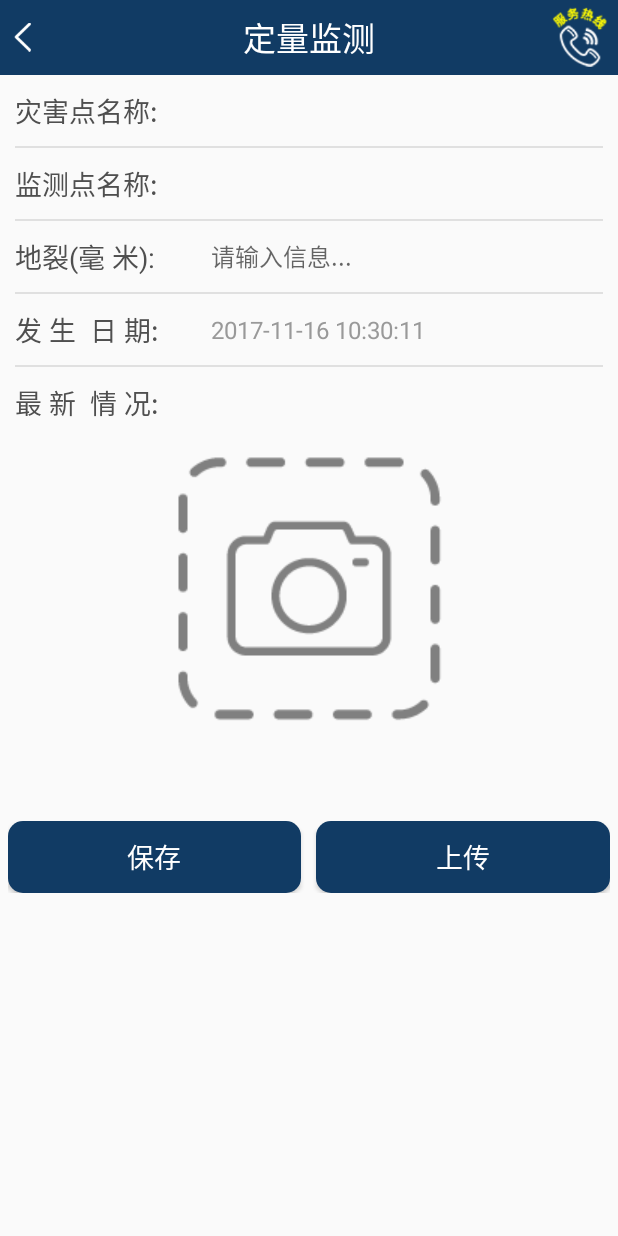
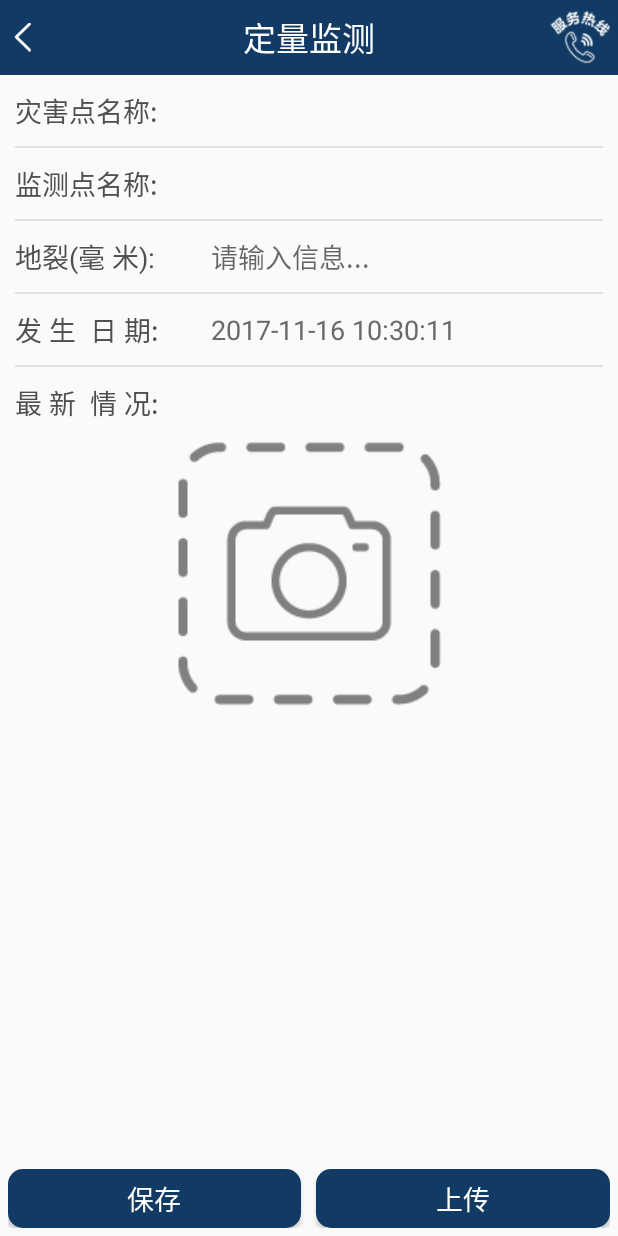
Before and after one commit to xingyufeifan/GSGDSecond, an Android app: the MonitorActivity screen opened directly, with no data from a screen before it, on a phone screen of 412 x 824 dp. Run offline under Robolectric (Android 15) with nearby library versions, the phone set to English and light mode, and no system bars; our stand-ins replace ButterKnife; libraries missing offline, so code that uses them is left out: com.github.chrisbanes.photoview, com.zhy.http, org.greenrobot.greendao; 6 statements that could not run were skipped.

Commit message:
修改界面2

```diff
--- a/app/src/main/res/layout/activity_monitor.xml
+++ b/app/src/main/res/layout/activity_monitor.xml
@@ -1,5 +1,5 @@
 <?xml version="1.0" encoding="utf-8"?>
-<LinearLayout xmlns:android="http://schemas.android.com/apk/res/android"
+<RelativeLayout xmlns:android="http://schemas.android.com/apk/res/android"
     xmlns:app="http://schemas.android.com/apk/res-auto"
     xmlns:tools="http://schemas.android.com/tools"
     android:layout_width="match_parent"
@@ -8,9 +8,11 @@
     tools:context="com.nandi.gsgdsecond.activity.MonitorActivity">
 
     <RelativeLayout
+        android:id="@+id/monitor_title"
         android:layout_width="match_parent"
         android:layout_height="50dp"
-        android:background="@color/title_bg">
+        android:background="@color/title_bg"
+        android:layout_alignParentTop="true">
 
         <ImageView
             android:id="@+id/iv_back"
@@ -35,13 +37,15 @@
             android:layout_alignParentRight="true"
             android:layout_centerVertical="true"
             android:layout_marginRight="5dp"
-            android:src="@drawable/telephone" />
+            android:src="@drawable/telephone1" />
     </RelativeLayout>
 
 
     <LinearLayout
+        android:id="@+id/ll_disaster_name"
         android:layout_width="match_parent"
         android:layout_height="wrap_content"
+        android:layout_below="@id/monitor_title"
         android:padding="10dp" >
 
         <TextView
@@ -59,19 +63,23 @@
             android:layout_gravity="center_vertical"
             android:layout_weight="4"
             android:textColor="@color/button_color_dark"
-            android:textSize="16sp" />
+            android:textSize="18sp" />
     </LinearLayout>
 
     <TextView
+        android:id="@+id/tv1"
         android:layout_width="match_parent"
         android:layout_height="1dp"
         android:layout_marginLeft="10dp"
         android:layout_marginRight="10dp"
+        android:layout_below="@id/ll_disaster_name"
         android:background="@color/button_disabled_focused_border" />
 
     <LinearLayout
+        android:id="@+id/ll_monitor_name"
         android:layout_width="match_parent"
         android:layout_height="wrap_content"
+        android:layout_below="@id/tv1"
         android:padding="10dp">
 
         <TextView
@@ -89,14 +97,16 @@
             android:layout_gravity="center_vertical"
             android:layout_weight="4"
             android:textColor="@color/button_color_dark"
-            android:textSize="16sp" />
+            android:textSize="18sp" />
     </LinearLayout>
 
     <TextView
+        android:id="@+id/tv2"
         android:layout_width="match_parent"
         android:layout_height="1dp"
         android:layout_marginLeft="10dp"
         android:layout_marginRight="10dp"
+        android:layout_below="@id/ll_monitor_name"
         android:background="@color/button_disabled_focused_border" />
 
     <LinearLayout
@@ -104,12 +114,16 @@
         android:id="@+id/ll_yuliang"
         android:layout_width="match_parent"
         android:layout_height="wrap_content"
-        android:orientation="vertical">
+        android:orientation="vertical"
+        android:layout_below="@id/tv2">
 
         <LinearLayout
             android:layout_width="match_parent"
             android:layout_height="wrap_content"
-            android:padding="10dp">
+            android:paddingLeft="10dp"
+            android:paddingRight="10dp"
+            android:paddingBottom="8dp"
+            android:paddingTop="8dp">
 
             <TextView
                 android:layout_width="0dp"
@@ -128,7 +142,7 @@
                 android:layout_weight="4"
                 android:text="是否清空雨量筒"
                 android:textColor="@color/button_color_dark"
-                android:textSize="16sp" />
+                android:textSize="18sp" />
         </LinearLayout>
 
         <TextView
@@ -140,10 +154,12 @@
     </LinearLayout>
 
     <LinearLayout
+        android:id="@+id/ll_type"
         android:layout_width="match_parent"
         android:layout_height="wrap_content"
         android:focusable="true"
         android:focusableInTouchMode="true"
+        android:layout_below="@id/ll_yuliang"
         android:padding="10dp">
 
         <TextView
@@ -165,20 +181,24 @@
             android:hint="请输入信息..."
             android:background="@null"
             android:inputType="number|numberDecimal"
-            android:textColor="@color/button_color_dark"
-            android:textSize="16sp" />
+            android:textColor="@color/relic_text_color"
+            android:textSize="18sp" />
     </LinearLayout>
 
     <TextView
+        android:id="@+id/tv3"
         android:layout_width="match_parent"
         android:layout_height="1dp"
         android:layout_marginLeft="10dp"
         android:layout_marginRight="10dp"
+        android:layout_below="@id/ll_type"
         android:background="@color/button_disabled_focused_border" />
 
     <LinearLayout
+        android:id="@+id/ll_happen_time"
         android:layout_width="match_parent"
         android:layout_height="wrap_content"
+        android:layout_below="@id/tv3"
         android:padding="10dp">
 
         <TextView
@@ -196,20 +216,24 @@
             android:layout_gravity="center_vertical"
             android:layout_weight="4"
             android:textColor="@color/button_color_dark"
-            android:textSize="16sp" />
+            android:textSize="18sp" />
     </LinearLayout>
 
     <TextView
+        android:id="@+id/tv4"
         android:layout_width="match_parent"
         android:layout_height="1dp"
         android:layout_marginLeft="10dp"
         android:layout_marginRight="10dp"
+        android:layout_below="@id/ll_happen_time"
         android:background="@color/button_disabled_focused_border" />
 
     <LinearLayout
+        android:id="@+id/ll_photo"
         android:layout_width="match_parent"
         android:layout_height="wrap_content"
         android:layout_margin="10dp"
+        android:layout_below="@id/tv4"
         android:orientation="vertical">
 
         <TextView
@@ -224,15 +248,15 @@
             android:layout_width="wrap_content"
             android:layout_height="wrap_content"
             android:layout_gravity="center_horizontal"
-            android:layout_margin="10dp"
+            android:layout_marginBottom="10dp"
             android:src="@drawable/add_photo" />
     </LinearLayout>
 
     <LinearLayout
         android:layout_width="match_parent"
-        android:layout_height="wrap_content"
-        android:layout_marginTop="30dp"
+        android:layout_height="50dp"
         android:orientation="horizontal"
+        android:layout_alignParentBottom="true"
         android:padding="5dp">
 
         <Button
@@ -256,4 +280,4 @@
             android:textColor="@color/white"
             android:textSize="18sp" />
     </LinearLayout>
-</LinearLayout>
+</RelativeLayout>
--- a/app/src/main/res/layout/activity_progress.xml
+++ b/app/src/main/res/layout/activity_progress.xml
@@ -21,7 +21,7 @@
         android:layout_height="wrap_content"
         android:text="正在连接，请稍后..."
         android:layout_marginTop="10dp"
-        android:textColor="#0033ff"
+        android:textColor="@color/title_bg"
         android:layout_below="@+id/progressBar1"/>
 	</LinearLayout>
 
--- a/app/src/main/res/layout/activity_welcome.xml
+++ b/app/src/main/res/layout/activity_welcome.xml
@@ -4,7 +4,7 @@
     xmlns:tools="http://schemas.android.com/tools"
     android:layout_width="match_parent"
     android:layout_height="match_parent"
-    android:background="@drawable/welcome_bg"
+    android:background="@drawable/welcome_bg3"
     android:gravity="center"
     tools:context="com.nandi.gsgdsecond.activity.WelcomeActivity">
 
--- a/app/src/main/res/layout/item_child_view.xml
+++ b/app/src/main/res/layout/item_child_view.xml
@@ -11,5 +11,5 @@
         android:padding="10dp"
         android:text="宏观观测"
         android:layout_marginLeft="20dp"
-        android:textSize="16sp" />
+        android:textSize="18sp" />
 </LinearLayout>
--- a/app/src/main/res/layout/item_parent_view.xml
+++ b/app/src/main/res/layout/item_parent_view.xml
@@ -47,8 +47,7 @@
                         android:paddingLeft="10dp"
                         android:text="长地坪滑坡"
                         android:textColor="@color/primary_text"
-                        android:textSize="18sp"
-                        android:textStyle="bold" />
+                        android:textSize="20sp" />
                 </LinearLayout>
 
                 <LinearLayout
--- a/app/src/main/res/layout/nav_header_main.xml
+++ b/app/src/main/res/layout/nav_header_main.xml
@@ -3,7 +3,7 @@
     xmlns:app="http://schemas.android.com/apk/res-auto"
     android:layout_width="match_parent"
     android:layout_height="@dimen/nav_header_height"
-    android:background="@drawable/image_header3"
+    android:background="@drawable/image_header2"
     android:orientation="vertical"
     android:gravity="top"
     android:paddingBottom="@dimen/activity_vertical_margin"
@@ -16,9 +16,10 @@
         android:layout_width="match_parent"
         android:layout_height="wrap_content"
         android:paddingTop="@dimen/nav_header_vertical_spacing"
-        android:textSize="20sp"
+        android:textSize="22sp"
         android:text="欢迎使用群测群防系统"
         android:textColor="@color/title_bg"
+        android:textStyle="bold"
         android:textAppearance="@style/TextAppearance.AppCompat.Body1" />
 
     <TextView
--- a/app/src/main/res/values/colors.xml
+++ b/app/src/main/res/values/colors.xml
@@ -26,8 +26,7 @@
 
     <color name="white">#ffffff</color>
     <color name="relic_text_color">#2caeaa</color>
-    <color name="relic_text_edit_color">#2caeaa</color>
-    <color name="color_red">#FF3030</color>
+    <!--<color name="relic_text_edit_color">#2caeaa</color>-->
     <color name="color_green">#9AFF9A</color>
     <color name="color_green_pie">#2bc208</color>
     <color name="color_red_pie">#ec063d</color>
@@ -38,7 +37,7 @@
     <color name="divider">#BDBDBD</color>
 
     <color name="button_color_light">#77BBBBBB</color>
-    <color name="button_color_dark">#999999</color>
+    <color name="button_color_dark">#696969</color>
     <color name="button_color_disabled">#FF430000</color>
     <color name="button_default_border">#FF444444</color>
     <color name="button_focused_border">#FFAAAAAA</color>
```
Also changed, not shown: app/src/main/res/layout/activity_disaster_list.xml (+60 -51 lines), app/src/main/res/layout/layout_main.xml (+5 -6 lines), app/src/main/res/drawable/image_header.png (deleted), app/src/main/res/drawable/image_header2.jpg (added), app/src/main/res/drawable/image_header3.png (deleted), app/src/main/res/drawable/login_logo.png (deleted), app/src/main/res/drawable/loginbg.png (deleted), app/src/main/res/drawable/loginbg2.png (deleted), app/src/main/res/drawable/telephone.png (deleted), app/src/main/res/drawable/telephone1.png (added), app/src/main/res/drawable/telephone2.png (added), app/src/main/res/drawable/welcome_bg.png (deleted), 1 other file.
